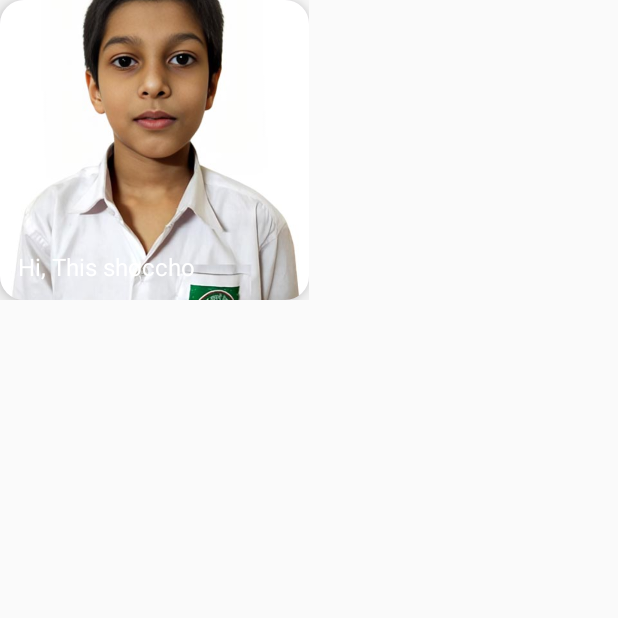
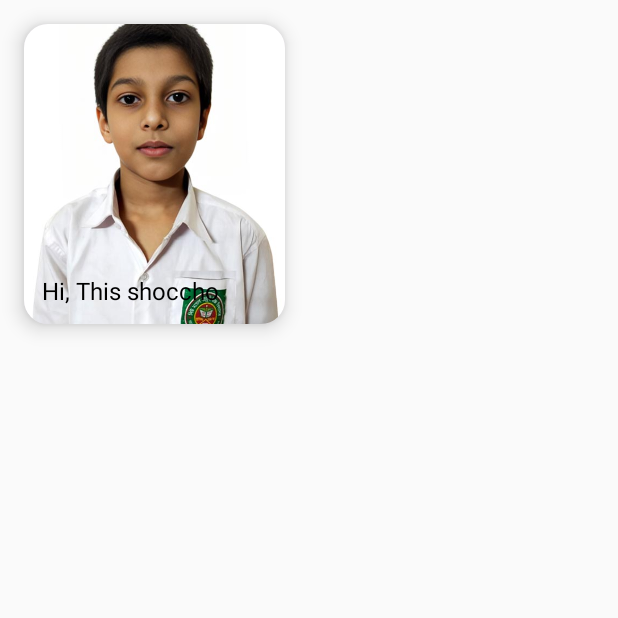
Before and after one commit to prinonbhowmik/Jetpack-Compose-Tutorial-Practice, an Android app built with Jetpack Compose: the screen it shows after launch (MainActivity), on a phone screen of 412 x 824 dp, the top half of it. Run offline under Robolectric (Android 15) with nearby library versions, the phone set to English and light mode, and no system bars.

Commit message:
first commit

```diff
--- a/CreateImageCardJP/app/src/main/java/com/example/createimagecardjp/MainActivity.kt
+++ b/CreateImageCardJP/app/src/main/java/com/example/createimagecardjp/MainActivity.kt
@@ -5,7 +5,10 @@ import android.os.Bundle
 import androidx.activity.ComponentActivity
 import androidx.activity.compose.setContent
 import androidx.compose.foundation.Image
+import androidx.compose.foundation.background
 import androidx.compose.foundation.layout.Box
+import androidx.compose.foundation.layout.Column
+import androidx.compose.foundation.layout.Row
 import androidx.compose.foundation.layout.fillMaxSize
 import androidx.compose.foundation.layout.fillMaxWidth
 import androidx.compose.foundation.layout.height
@@ -37,13 +40,22 @@ class MainActivity : ComponentActivity() {
             val painter = painterResource(id = R.drawable.shoccho)
             val description = "Im Shoccho, I'm 10, I'm in class six,"
             val title = "Hi, This shoccho"
-            Box (modifier = Modifier.fillMaxWidth(0.5f))
-            {
-                ImageCard(
-                    painter = painter,
-                    contentDescription = description,
-                    title = title)
-            }
+           Row(
+               verticalAlignment = Alignment.CenterVertically
+           ) {
+               Box (modifier = Modifier
+                   .fillMaxWidth(0.5f)
+                   .padding(16.dp)
+                   .background(Color.Transparent)
+               )
+               {
+                   ImageCard(
+                       painter = painter,
+                       contentDescription = description,
+                       title = title
+                   )
+               }
+           }
 
 
         }
@@ -80,7 +92,7 @@ fun ImageCard(
                 ){
                 Text(
                     title,
-                    style = TextStyle(color = Color.White,
+                    style = TextStyle(color = Color.Black,
                         fontSize = 16.sp)
                 )
             }
```
